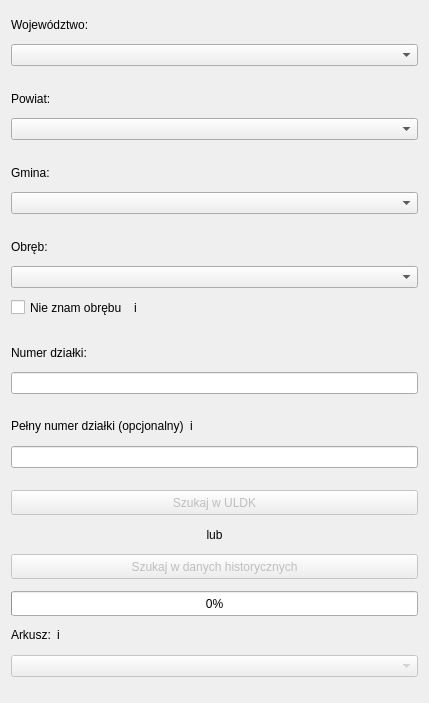
The window that gissupport_plugin/modules/uldk/modules/teryt_search/main_base.ui (gis-support/gis-support-plugin) describes before a commit, drawn with Qt 5.
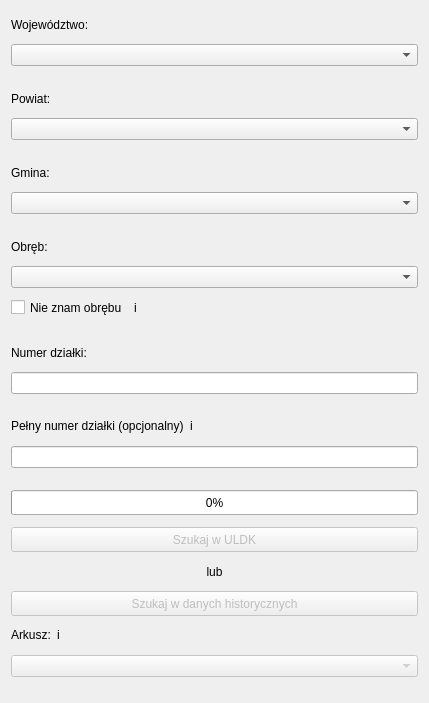
The same window after the commit.

```diff
--- a/gissupport_plugin/modules/uldk/modules/teryt_search/main_base.ui
+++ b/gissupport_plugin/modules/uldk/modules/teryt_search/main_base.ui
@@ -355,6 +355,34 @@
      </property>
     </spacer>
    </item>
+   <item>
+    <widget class="QProgressBar" name="progress_bar_precinct_unknown">
+     <property name="sizePolicy">
+      <sizepolicy hsizetype="Expanding" vsizetype="Maximum">
+       <horstretch>0</horstretch>
+       <verstretch>0</verstretch>
+      </sizepolicy>
+     </property>
+     <property name="minimumSize">
+      <size>
+       <width>0</width>
+       <height>25</height>
+      </size>
+     </property>
+     <property name="maximumSize">
+      <size>
+       <width>16777215</width>
+       <height>25</height>
+      </size>
+     </property>
+     <property name="value">
+      <number>0</number>
+     </property>
+     <property name="textVisible">
+      <bool>true</bool>
+     </property>
+    </widget>
+   </item>
    <item>
     <widget class="QPushButton" name="button_search_uldk">
      <property name="enabled">
@@ -430,34 +458,6 @@
      </property>
     </widget>
    </item>
-   <item>
-    <widget class="QProgressBar" name="progress_bar_precinct_unknown">
-     <property name="sizePolicy">
-      <sizepolicy hsizetype="Expanding" vsizetype="Maximum">
-       <horstretch>0</horstretch>
-       <verstretch>0</verstretch>
-      </sizepolicy>
-     </property>
-     <property name="minimumSize">
-      <size>
-       <width>0</width>
-       <height>25</height>
-      </size>
-     </property>
-     <property name="maximumSize">
-      <size>
-       <width>16777215</width>
-       <height>25</height>
-      </size>
-     </property>
-     <property name="value">
-      <number>0</number>
-     </property>
-     <property name="textVisible">
-      <bool>true</bool>
-     </property>
-    </widget>
-   </item>
    <item>
     <widget class="QFrame" name="frame_3">
      <property name="maximumSize">
```
